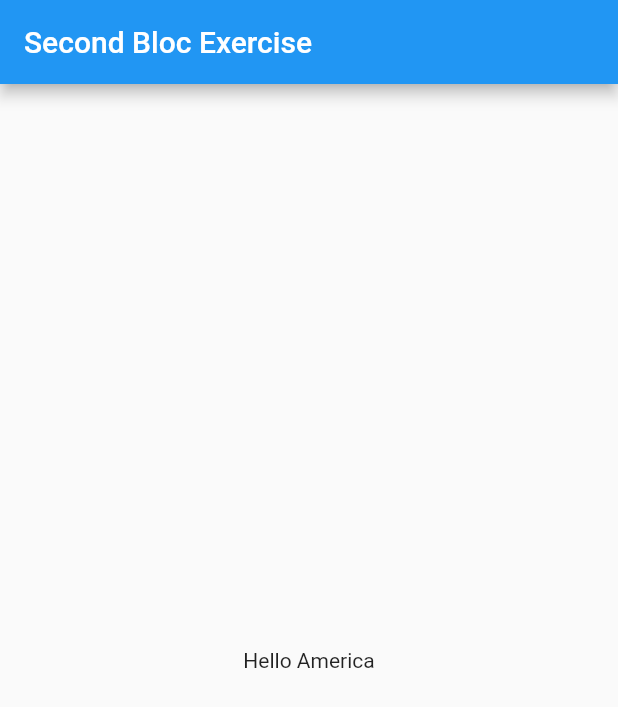
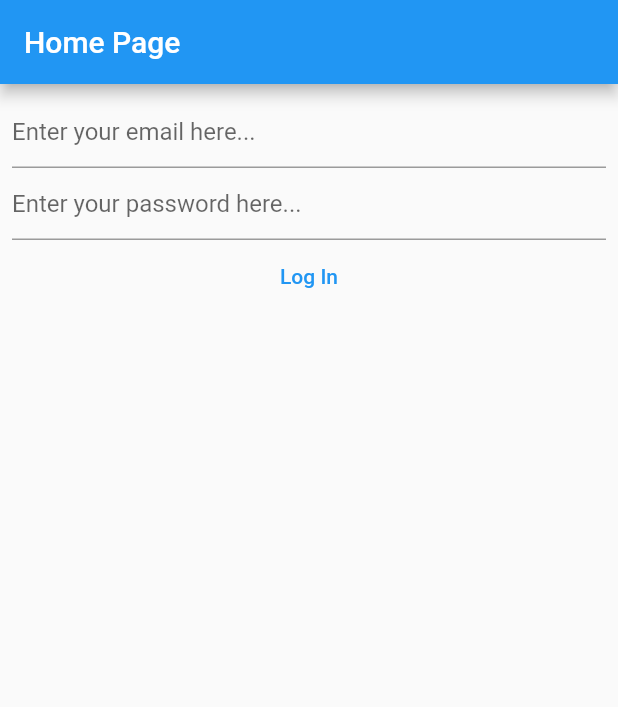
Before and after one commit to stDean/flutter_bloc, a Flutter app: the screen it shows after launch, on a phone screen of 412 x 824 dp. Shown: the top 707 px of the screen. Run offline on Flutter 3.47's test engine with Material 2 defaults, Android fonts, the light colour scheme and no system bars; our stand-ins replace bloc, flutter_bloc, flutter_hooks.

Commit message:
step 4: a more complex bloc example

```diff
--- a/lib/02-bloc.dart
+++ b/lib/02-bloc.dart
@@ -34,7 +34,7 @@ class MyFirstBlocWidget extends StatelessWidget {
   Widget build(BuildContext context) {
     return Scaffold(
       appBar: AppBar(
-        title: const Text("Bloc One"),
+        title: const Text('Bloc One'),
       ),
       body: Column(
         children: [
--- a/lib/03-bloc.dart
+++ b/lib/03-bloc.dart
@@ -1,16 +1,80 @@
+import 'package:bloc_state_mgt/apis/login_api.dart';
+import 'package:bloc_state_mgt/apis/notes_api.dart';
+import 'package:bloc_state_mgt/bloc03/app_actions.dart';
+import 'package:bloc_state_mgt/bloc03/app_bloc.dart';
+import 'package:bloc_state_mgt/bloc03/app_state.dart';
+import 'package:bloc_state_mgt/dialogs/generic_dialog.dart';
+import 'package:bloc_state_mgt/dialogs/loading_screen.dart';
+import 'package:bloc_state_mgt/models03.dart';
+import 'package:bloc_state_mgt/string03.dart';
+import 'package:bloc_state_mgt/view/iterable_list_view.dart';
+import 'package:bloc_state_mgt/view/login_view.dart';
 import 'package:flutter/material.dart';
+import 'package:flutter_bloc/flutter_bloc.dart';
 
 class MySecondBlocWidget extends StatelessWidget {
   const MySecondBlocWidget({super.key});
 
   @override
   Widget build(BuildContext context) {
-    return Scaffold(
-      appBar: AppBar(
-        title: const Text('Second Bloc Exercise'),
+    return BlocProvider(
+      create: (context) => AppBloc(
+        loginApi: LoginApi(),
+        noteApi: NoteApi(),
       ),
-      body: const Center(
-        child: Text('Hello America'),
+      child: Scaffold(
+        appBar: AppBar(
+          title: const Text(homePage),
+        ),
+        body: BlocConsumer<AppBloc, AppState>(
+          builder: (context, appState) {
+            final notes = appState.fetchedNotes;
+            if (notes == null) {
+              return LoginView(
+                onLoginTapped: (email, password) {
+                  context.read<AppBloc>().add(
+                        LoginAction(
+                          email: email,
+                          password: password,
+                        ),
+                      );
+                },
+              );
+            } else {
+              return notes.toListView();
+            }
+          },
+          listener: (context, appState) {
+            // take care of loading screen
+            if (appState.isLoading) {
+              LoadingScreen.instance().show(
+                context: context,
+                text: pleaseWait,
+              );
+            } else {
+              LoadingScreen.instance().hide();
+            }
+
+            // display errors in appState
+            final loginError = appState.loginError;
+            if (loginError != null) {
+              showGenericDialog(
+                context: context,
+                title: loginErrorDialogTitle,
+                content: loginErrorDialogContent,
+                optionBuilder: () => {ok: true},
+              );
+            }
+
+            // if logged in but no fetched notes, fetch it!
+            if (appState.isLoading == false &&
+                appState.loginError == null &&
+                appState.loginHandler == const LoginHandler.fooBar() &&
+                appState.fetchedNotes == null) {
+              context.read<AppBloc>().add(const LoadNotesAction());
+            }
+          },
+        ),
       ),
     );
   }
--- a/lib/apis/login_api.dart
+++ b/lib/apis/login_api.dart
@@ -14,9 +14,9 @@ abstract class LoginApiProtocol {
 @immutable
 class LoginApi implements LoginApiProtocol {
   // the three lines creates a singleton
-  const LoginApi._sharedInstance();
-  static const LoginApi _shared = LoginApi._sharedInstance();
-  factory LoginApi.instance() => _shared;
+  // const LoginApi._sharedInstance();
+  // static const LoginApi _shared = LoginApi._sharedInstance();
+  // factory LoginApi.instance() => _shared;
 
   @override
   Future<LoginHandler?> login({
--- /dev/null
+++ b/lib/dialogs/loading_screen_controller.dart
@@ -0,0 +1,15 @@
+import 'package:flutter/foundation.dart' show immutable;
+
+typedef CloseLoadingScreen = bool Function();
+typedef UpdateLoadingScreenText = bool Function(String text);
+
+@immutable
+class LoadingScreenController {
+  final CloseLoadingScreen close;
+  final UpdateLoadingScreenText update;
+
+  const LoadingScreenController({
+    required this.close,
+    required this.update,
+  });
+}
--- a/lib/main.dart
+++ b/lib/main.dart
@@ -4,7 +4,7 @@ import 'package:flutter/material.dart';
 
 // import 'package:bloc_state_mgt/01-cubit.dart';
 // import 'package:bloc_state_mgt/02-bloc.dart';
-import 'package:flutter_bloc/flutter_bloc.dart';
+// import 'package:flutter_bloc/flutter_bloc.dart';
 
 void main() => runApp(const MyApp());
 
--- a/lib/string03.dart
+++ b/lib/string03.dart
@@ -1,7 +1,7 @@
-const emailOrPasswordEmptyDialogBox =
+const emailOrPasswordEmptyDialogTitle =
     'Please fill in both email and password fields';
 const emailOrPasswordEmptyDescription =
-    'You seem to have forgotten either the email or password field, or both';
+    'You seem to have forgotten either the email or password field, or both.';
 
 const loginErrorDialogTitle = 'Login error';
 const loginErrorDialogContent =
--- /dev/null
+++ b/lib/view/email_text_field.dart
@@ -0,0 +1,20 @@
+import 'package:bloc_state_mgt/string03.dart' show enterEmailHere;
+import 'package:flutter/material.dart';
+
+class EmailTextField extends StatelessWidget {
+  final TextEditingController emailController;
+
+  const EmailTextField({super.key, required this.emailController});
+
+  @override
+  Widget build(BuildContext context) {
+    return TextField(
+      controller: emailController,
+      keyboardType: TextInputType.emailAddress,
+      autocorrect: false,
+      decoration: const InputDecoration(
+        hintText: enterEmailHere,
+      ),
+    );
+  }
+}
--- /dev/null
+++ b/lib/view/login_button.dart
@@ -0,0 +1,43 @@
+import 'package:bloc_state_mgt/dialogs/generic_dialog.dart';
+import 'package:bloc_state_mgt/string03.dart';
+import 'package:flutter/material.dart';
+
+typedef OnLoginTapped = void Function(
+  String email,
+  String password,
+);
+
+class LoginButton extends StatelessWidget {
+  final TextEditingController emailController;
+  final TextEditingController passwordController;
+  final OnLoginTapped onLoginTapped;
+
+  const LoginButton({
+    super.key,
+    required this.emailController,
+    required this.passwordController,
+    required this.onLoginTapped,
+  });
+
+  @override
+  Widget build(BuildContext context) {
+    return TextButton(
+      onPressed: () {
+        final email = emailController.text;
+        final password = passwordController.text;
+
+        if (email.isEmpty || password.isEmpty) {
+          showGenericDialog<bool>(
+            context: context,
+            title: emailOrPasswordEmptyDialogTitle,
+            content: emailOrPasswordEmptyDescription,
+            optionBuilder: () => {ok: true},
+          );
+        } else {
+          onLoginTapped(email, password);
+        }
+      },
+      child: const Text(login),
+    );
+  }
+}
--- /dev/null
+++ b/lib/view/login_view.dart
@@ -0,0 +1,31 @@
+import 'package:bloc_state_mgt/view/email_text_field.dart';
+import 'package:bloc_state_mgt/view/login_button.dart';
+import 'package:bloc_state_mgt/view/password_text_field.dart';
+import 'package:flutter/material.dart';
+import 'package:flutter_hooks/flutter_hooks.dart';
+
+class LoginView extends HookWidget {
+  final OnLoginTapped onLoginTapped;
+
+  const LoginView({super.key, required this.onLoginTapped});
+
+  @override
+  Widget build(BuildContext context) {
+    final emailController = useTextEditingController();
+    final passwordController = useTextEditingController();
+    return Padding(
+      padding: const EdgeInsets.all(8),
+      child: Column(
+        children: [
+          EmailTextField(emailController: emailController),
+          PasswordTextField(passwordController: passwordController),
+          LoginButton(
+            emailController: emailController,
+            passwordController: passwordController,
+            onLoginTapped: onLoginTapped,
+          ),
+        ],
+      ),
+    );
+  }
+}
--- /dev/null
+++ b/lib/view/password_text_field.dart
@@ -0,0 +1,21 @@
+import 'package:bloc_state_mgt/string03.dart' show enterPasswordHere;
+import 'package:flutter/material.dart';
+
+class PasswordTextField extends StatelessWidget {
+  final TextEditingController passwordController;
+
+  const PasswordTextField({super.key, required this.passwordController});
+
+  @override
+  Widget build(BuildContext context) {
+    return TextField(
+      controller: passwordController,
+      obscureText: true,
+      obscuringCharacter: '#',
+      autocorrect: false,
+      decoration: const InputDecoration(
+        hintText: enterPasswordHere,
+      ),
+    );
+  }
+}
```
Also changed, not shown: lib/01-cubit.dart (+4 -4 lines), lib/dialogs/generic_dialog.dart (added, +36 -0 lines), lib/dialogs/loading_screen.dart (added, +103 -0 lines), lib/view/iterable_list_view.dart (added, +22 -0 lines).
